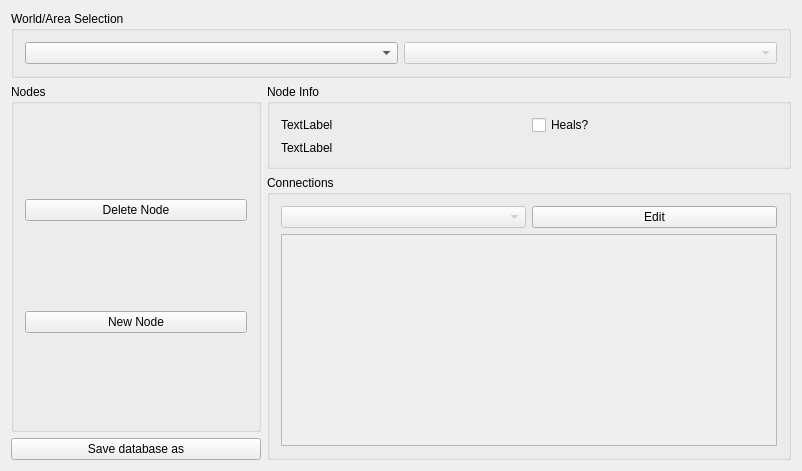
Before: the Qt Designer form randovania/gui/ui_files/data_editor.ui in randovania/randovania, drawn with Qt 5.
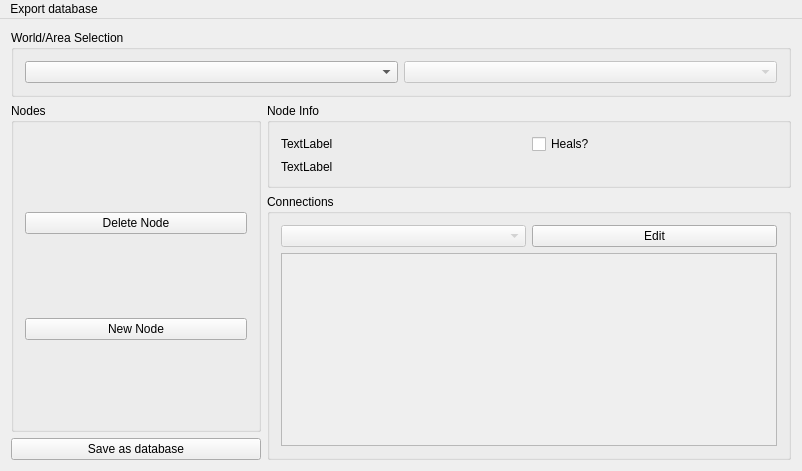
After: the same form once the commit is applied.

Commit message: A human-readable copy of the database is now kept next to the database file, for easier diffs.

Patch:
```diff
--- a/randovania/gui/ui_files/data_editor.ui
+++ b/randovania/gui/ui_files/data_editor.ui
@@ -53,7 +53,7 @@
     <item row="3" column="0">
      <widget class="QPushButton" name="save_database_button">
       <property name="text">
-       <string>Save database as</string>
+       <string>Save as database</string>
       </property>
      </widget>
     </item>
@@ -154,8 +154,8 @@
            <rect>
             <x>0</x>
             <y>0</y>
-            <width>506</width>
-            <height>234</height>
+            <width>502</width>
+            <height>205</height>
            </rect>
           </property>
          </widget>
@@ -175,6 +175,12 @@
      <height>21</height>
     </rect>
    </property>
+   <widget class="QMenu" name="menu_export_database">
+    <property name="title">
+     <string>Export database</string>
+    </property>
+   </widget>
+   <addaction name="menu_export_database"/>
   </widget>
  </widget>
  <layoutdefault spacing="6" margin="11"/>
```
Left out of the diff: 124 changed lines with no effect on the pictures. The commit also changes 10 other files.
